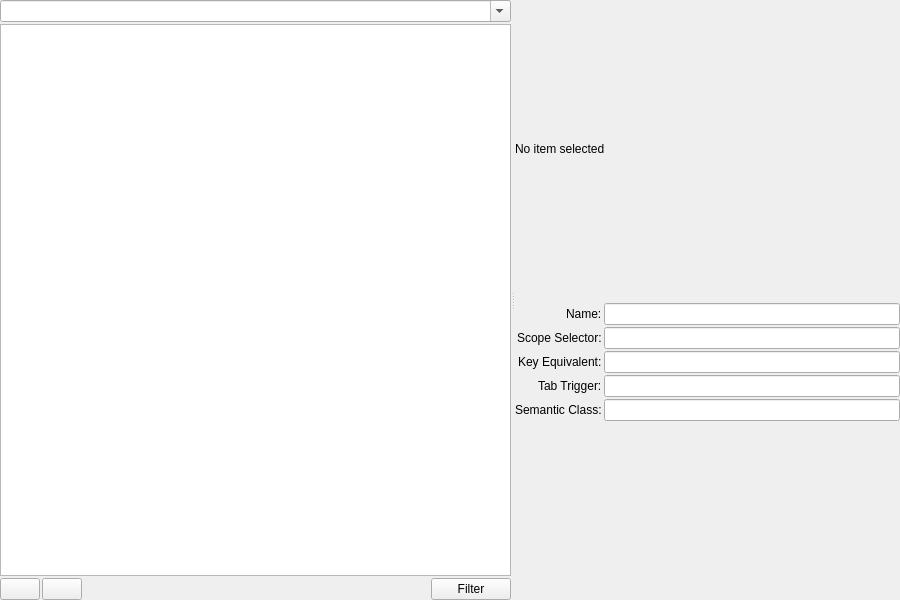
Before: the Qt Designer form resources/ui/support/editor.ui in prymatex/prymatex, drawn with Qt 5.
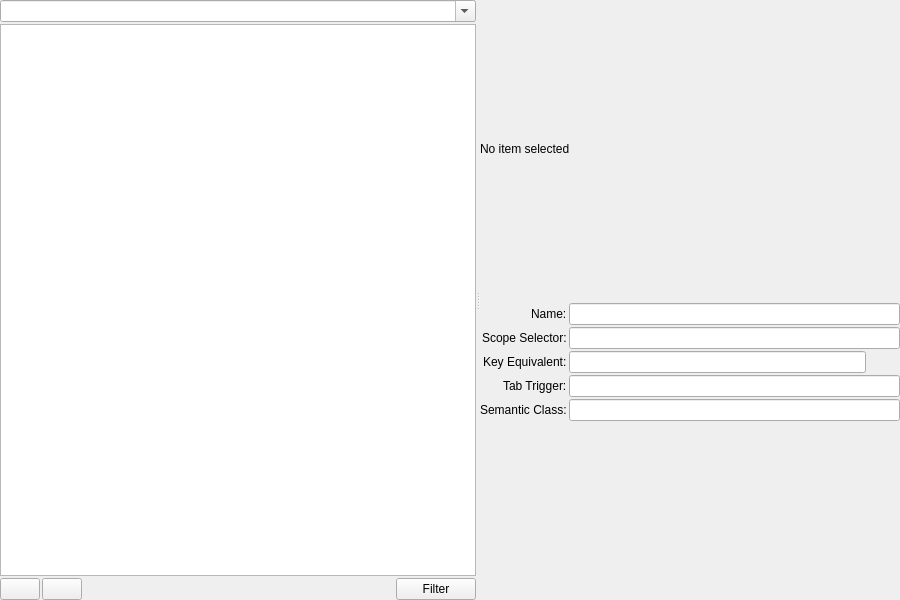
After: the same form once the commit is applied. Icons and pictures are not drawn.

What changed in the file:
```diff
--- a/resources/ui/support/editor.ui
+++ b/resources/ui/support/editor.ui
@@ -159,9 +159,6 @@
            </property>
           </widget>
          </item>
-         <item row="2" column="1">
-          <widget class="QLineEdit" name="lineEditKeyEquivalentActivation"/>
-         </item>
          <item row="4" column="0">
           <widget class="QLabel" name="labelActivation_5">
            <property name="text">
@@ -175,6 +172,32 @@
          <item row="0" column="1">
           <widget class="QLineEdit" name="lineEditName"/>
          </item>
+         <item row="2" column="1">
+          <layout class="QHBoxLayout" name="horizontalLayout">
+           <item>
+            <widget class="QLineEdit" name="lineEditKeyEquivalentActivation"/>
+           </item>
+           <item>
+            <widget class="QPushButton" name="pushButtonCleanKeyEquivalent">
+             <property name="maximumSize">
+              <size>
+               <width>32</width>
+               <height>16777215</height>
+              </size>
+             </property>
+             <property name="text">
+              <string/>
+             </property>
+             <property name="icon">
+              <iconset theme="edit-clear-locationbar-rtl"/>
+             </property>
+             <property name="flat">
+              <bool>true</bool>
+             </property>
+            </widget>
+           </item>
+          </layout>
+         </item>
         </layout>
        </item>
       </layout>
```
